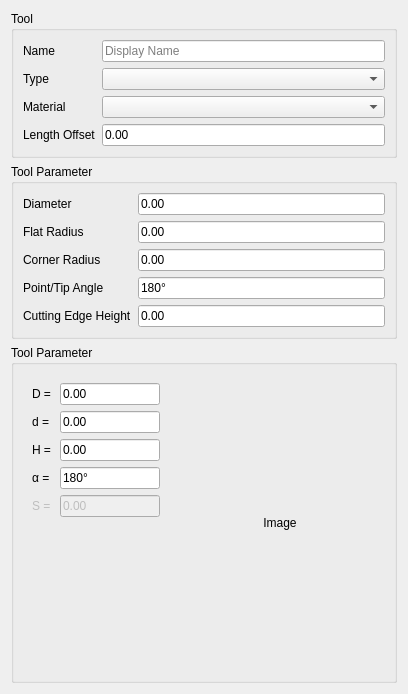
Above: src/Mod/CAM/Gui/Resources/panels/ToolEditor.ui from southseact-3d/fcd before the change. Below: the same form after it.
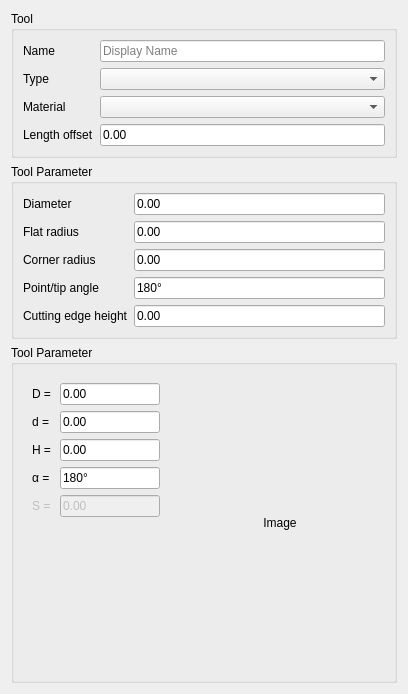
That is the form after the change. Custom widgets are drawn as their Qt base class.

The edit to the form file:
```diff
--- a/src/Mod/CAM/Gui/Resources/panels/ToolEditor.ui
+++ b/src/Mod/CAM/Gui/Resources/panels/ToolEditor.ui
@@ -64,7 +64,7 @@
       <item row="3" column="0">
        <widget class="QLabel" name="label_5">
         <property name="text">
-         <string>Length Offset</string>
+         <string>Length offset</string>
         </property>
        </widget>
       </item>
@@ -100,28 +100,28 @@
       <item row="3" column="0">
        <widget class="QLabel" name="label_6">
         <property name="text">
-         <string>Flat Radius</string>
+         <string>Flat radius</string>
         </property>
        </widget>
       </item>
       <item row="4" column="0">
        <widget class="QLabel" name="label_7">
         <property name="text">
-         <string>Corner Radius</string>
+         <string>Corner radius</string>
         </property>
        </widget>
       </item>
       <item row="5" column="0">
        <widget class="QLabel" name="label_9">
         <property name="text">
-         <string>Point/Tip Angle</string>
+         <string>Point/tip angle</string>
         </property>
        </widget>
       </item>
       <item row="6" column="0">
        <widget class="QLabel" name="label_8">
         <property name="text">
-         <string>Cutting Edge Height</string>
+         <string>Cutting edge height</string>
         </property>
        </widget>
       </item>
```
